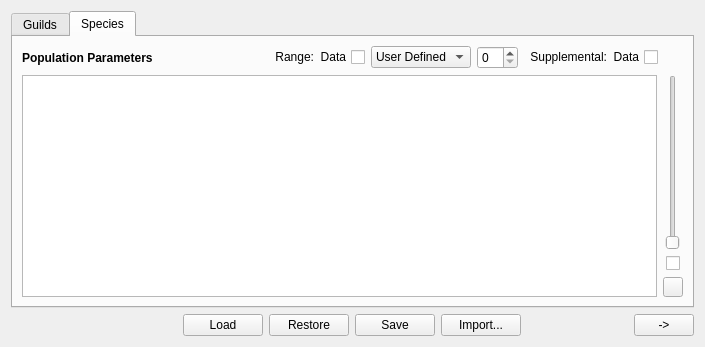
First picture: the form in MSSPM_Main/forms/Estimation/Estimation_Tab01.ui, repository nmfs-fish-tools/MSSPM, before the edit.
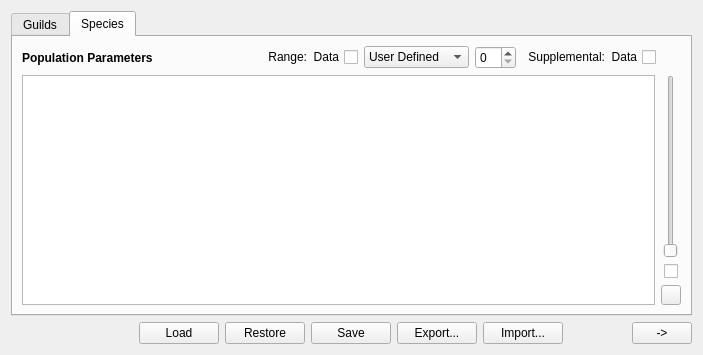
Second picture: the form after the edit.

```diff
--- a/MSSPM_Main/forms/Estimation/Estimation_Tab01.ui
+++ b/MSSPM_Main/forms/Estimation/Estimation_Tab01.ui
@@ -6,8 +6,8 @@
    <rect>
     <x>0</x>
     <y>0</y>
-    <width>705</width>
-    <height>347</height>
+    <width>703</width>
+    <height>355</height>
    </rect>
   </property>
   <property name="windowTitle">
@@ -222,13 +222,13 @@
             <widget class="QComboBox" name="Estimation_Tab1_SpeciesRangeCMB">
              <property name="minimumSize">
               <size>
-               <width>100</width>
+               <width>105</width>
                <height>0</height>
               </size>
              </property>
              <property name="maximumSize">
               <size>
-               <width>100</width>
+               <width>105</width>
                <height>16777215</height>
               </size>
              </property>
@@ -503,6 +503,22 @@
        </property>
       </widget>
      </item>
+     <item>
+      <widget class="QPushButton" name="Estimation_Tab1_ExportPB">
+       <property name="toolTip">
+        <string>Export table data to a CSV file</string>
+       </property>
+       <property name="statusTip">
+        <string>Export table data to a CSV file</string>
+       </property>
+       <property name="whatsThis">
+        <string>&lt;html&gt;&lt;head/&gt;&lt;body&gt;&lt;p align=&quot;center&quot;&gt;&lt;span style=&quot; font-weight:600;&quot;&gt;Export&lt;/span&gt;&lt;/p&gt;&lt;p&gt;Saves the above data to a .csv file for easy transfer between applications. The user may choose the default .csv file name or enter a tag for a customized file name.&lt;/p&gt;&lt;/body&gt;&lt;/html&gt;</string>
+       </property>
+       <property name="text">
+        <string>Export...</string>
+       </property>
+      </widget>
+     </item>
      <item>
       <widget class="QPushButton" name="Estimation_Tab1_ImportPB">
        <property name="toolTip">
```
Left out of the diff: 14 changed lines with no effect on the pictures.
